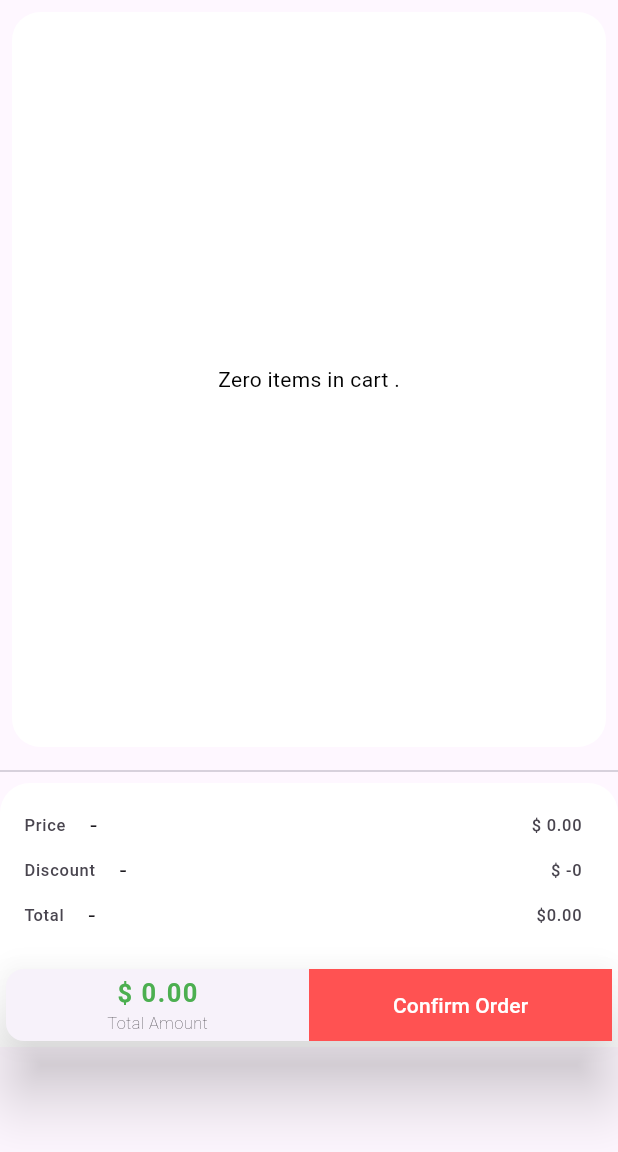
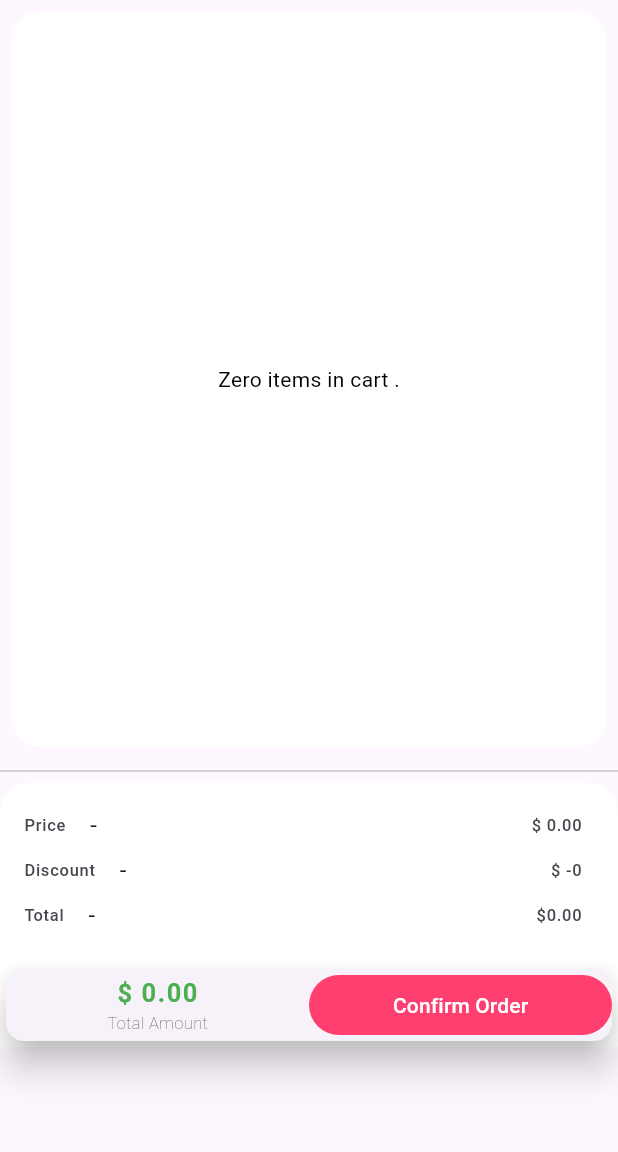
Before and after one commit to veeraswamylingala/canteenXpressApp, a Flutter app: the CartPage screen opened directly, on a phone screen of 412 x 824 dp, the part 84-1236 px from its top. Run offline on Flutter 3.47's test engine with Material 3 defaults, Android fonts, the phone set to English and light mode, and no system bars; our stand-ins replace cloud_firestore, curved_navigation_bar, firebase_auth, firebase_core, firebase_storage, flutter_dotenv and 4 more; missing offline and left inert: razorpay_flutter; accounts and stored records are empty; Roboto replaces fonts that are missing (Montserrat).

```diff
--- a/lib/views/userviews/cartPage.dart
+++ b/lib/views/userviews/cartPage.dart
@@ -3,13 +3,25 @@ import 'package:get/get.dart';
 import 'package:get/get_state_manager/get_state_manager.dart';
 import 'package:get/get_state_manager/src/simple/get_state.dart';
 import 'package:get/utils.dart';
+import 'package:online_food_order_app/apis/razorpay/razorpayInegrations.dart';
 import 'package:online_food_order_app/models/food.dart';
 import 'package:online_food_order_app/notifiers/cartNotifier.dart';
 
-class CartPage extends StatelessWidget {
+class CartPage extends StatefulWidget {
+  const CartPage({Key? key}) : super(key: key);
+
+  @override
+  State<CartPage> createState() => _CartPageState();
+}
+
+class _CartPageState extends State<CartPage> {
   final CartNotifier cartcontroller = Get.put(CartNotifier());
-
-  CartPage({Key? key}) : super(key: key);
+  final RazorPayIntegration _integration = RazorPayIntegration();
+  @override
+  void initState() {
+    super.initState();
+    _integration.intiateRazorPay();
+  }
 
   @override
   Widget build(BuildContext context) {
@@ -43,7 +55,7 @@ class CartPage extends StatelessWidget {
                       );
                     } else {
                       return Container(
-                          padding: EdgeInsets.all(10),
+                          padding: const EdgeInsets.all(10),
                           child: ListView.builder(
                             itemCount: cartcontroller.cartProducts.length,
                             itemBuilder: ((context, index) {
@@ -54,7 +66,7 @@ class CartPage extends StatelessWidget {
                     }
                   }),
                 ),
-                Divider(),
+                const Divider(),
                 Container(
                     decoration: const BoxDecoration(
                         color: Colors.white,
@@ -70,7 +82,7 @@ class CartPage extends StatelessWidget {
                             title: const Text("-"),
                             leading: const Text("Price"),
                             trailing: Obx(
-                              () => Text("\$ " + totalPrice()),
+                              () => Text("\$ ${totalPrice()}"),
                             ),
                           ),
                         ),
@@ -79,22 +91,22 @@ class CartPage extends StatelessWidget {
                           child: ListTile(
                             title: Text("-"),
                             leading: Text("Discount"),
-                            trailing: Text("\$ " + "-0"),
+                            trailing: Text("\$ " "-0"),
                           ),
                         ),
                         SizedBox(
                           height: 30,
                           child: ListTile(
-                            title: Text("-"),
-                            leading: Text("Total"),
-                            trailing: Obx(() => Text("\$" + totalPrice())),
+                            title: const Text("-"),
+                            leading: const Text("Total"),
+                            trailing: Obx(() => Text("\$${totalPrice()}")),
                           ),
                         ),
                         const SizedBox(
                           height: 30,
                         ),
                         Card(
-                          elevation: 20,
+                          elevation: 10,
                           child: Row(
                             mainAxisAlignment: MainAxisAlignment.spaceBetween,
                             children: [
@@ -123,14 +135,21 @@ class CartPage extends StatelessWidget {
                                 ),
                               ),
                               Expanded(
-                                child: Container(
-                                  color: Colors.redAccent,
-                                  child: TextButton(
-                                    onPressed: () {},
-                                    child: const Text(
-                                      "Confirm Order",
-                                      style: TextStyle(color: Colors.white),
-                                    ),
+                                child: TextButton(
+                                  style: TextButton.styleFrom(
+                                    backgroundColor:
+                                        const Color.fromRGBO(255, 63, 111, 1),
+                                  ),
+                                  onPressed: () {
+                                    print(totalPrice());
+                                    if (totalPrice() != "0.00") {
+                                      _integration.openSession(
+                                          amount: num.parse(totalPrice()));
+                                    }
+                                  },
+                                  child: const Text(
+                                    "Confirm Order",
+                                    style: TextStyle(color: Colors.white),
                                   ),
                                 ),
                               )
@@ -139,7 +158,7 @@ class CartPage extends StatelessWidget {
                         )
                       ],
                     )),
-                SizedBox(
+                const SizedBox(
                   height: 70,
                 ),
               ],
@@ -157,7 +176,7 @@ class CartPage extends StatelessWidget {
               v,
               c,
             ) {
-              return Icon(Icons.emoji_food_beverage_rounded);
+              return const Icon(Icons.emoji_food_beverage_rounded);
             }),
           ),
           title: Text(product.name.toString(),
@@ -166,12 +185,7 @@ class CartPage extends StatelessWidget {
                   letterSpacing: 1.5,
                   fontWeight: FontWeight.w600)),
           subtitle: Text(
-            product.quantity.toString() +
-                " * " +
-                product.price.toString() +
-                "=" +
-                "\$ " +
-                (product.price * product.quantity).toStringAsFixed(1),
+            "${product.quantity} * ${product.price}=\$ ${(product.price * product.quantity).toStringAsFixed(1)}",
             style: const TextStyle(
                 color: Colors.green,
                 fontSize: 12,
@@ -199,14 +213,15 @@ class CartPage extends StatelessWidget {
                       size: 16,
                     )),
                 Container(
-                    margin: EdgeInsets.symmetric(horizontal: 3),
-                    padding: EdgeInsets.symmetric(horizontal: 3, vertical: 2),
+                    margin: const EdgeInsets.symmetric(horizontal: 3),
+                    padding:
+                        const EdgeInsets.symmetric(horizontal: 3, vertical: 2),
                     decoration: BoxDecoration(
                         borderRadius: BorderRadius.circular(3),
                         color: Colors.white),
                     child: Text(
                       product.quantity.toString(),
-                      style: TextStyle(color: Colors.black, fontSize: 16),
+                      style: const TextStyle(color: Colors.black, fontSize: 16),
                     )),
                 InkWell(
                     onTap: () {
```
Also changed, not shown: lib/apis/razorpay/razorpayInegrations.dart (added, +93 -0 lines), lib/main.dart (+6 -5 lines), pubspec.yaml (+6 -4 lines), pubspec.lock, 1 other file.
